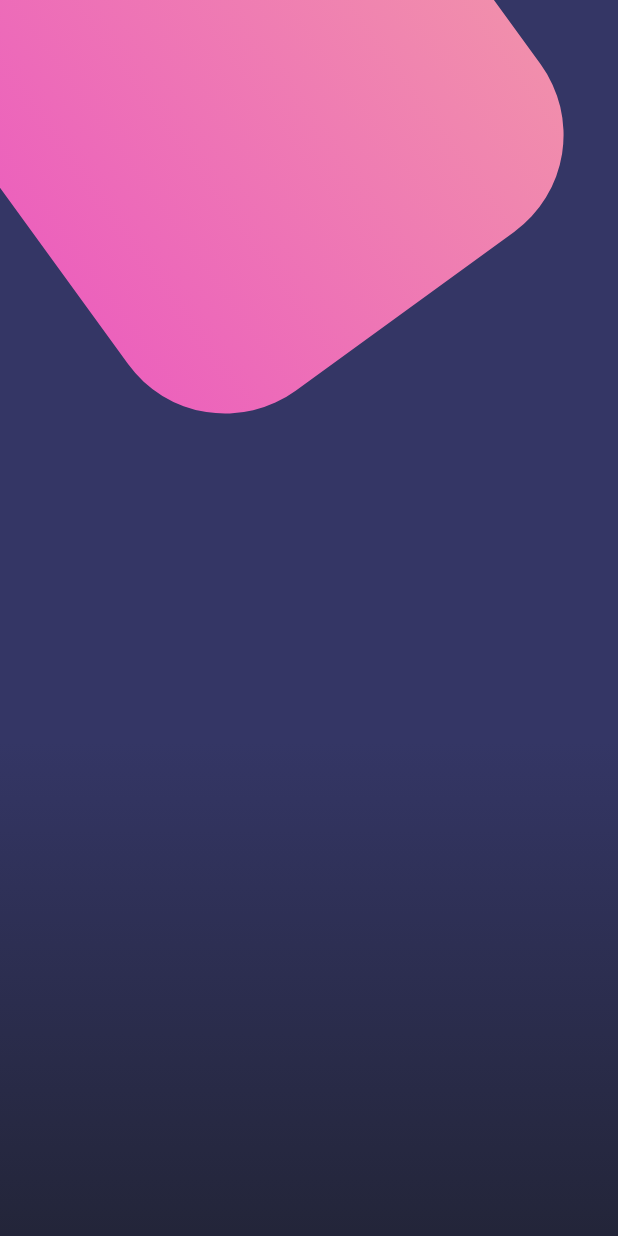
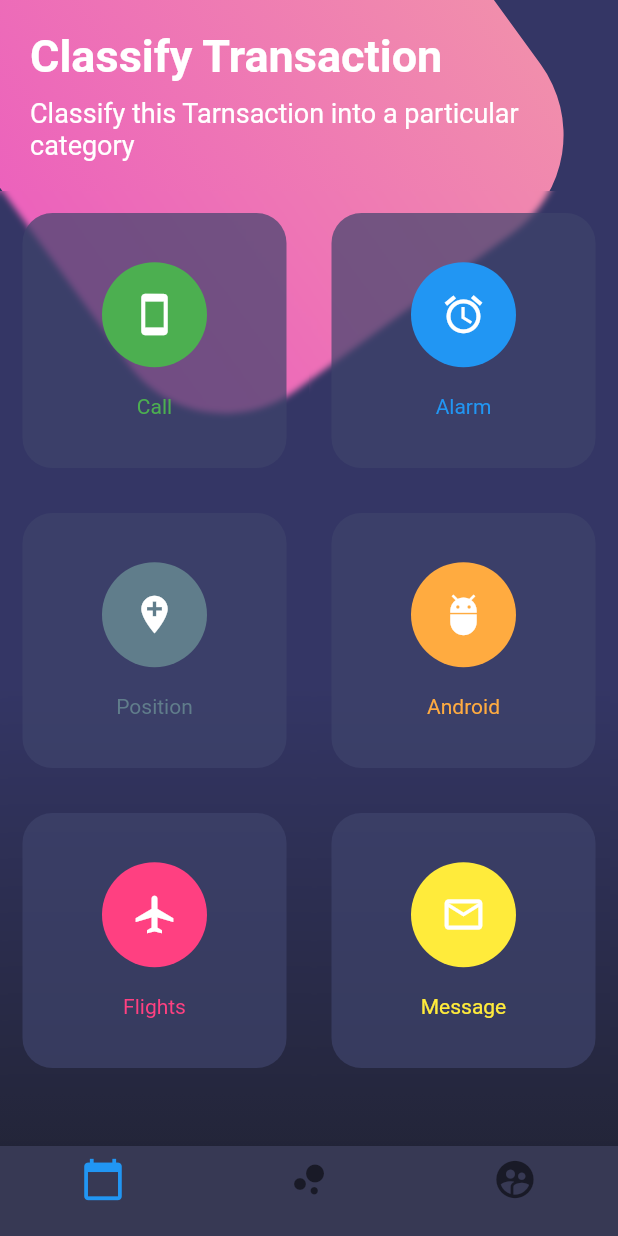
Before and after one commit to 19AlexOrtegaRosas97/dise-os, a Flutter app: the Botonespage screen opened by its route, on a phone screen of 412 x 824 dp. Run offline on Flutter 3.47's test engine with Material 2 defaults, Android fonts, the phone set to English and light mode, and no system bars; network calls fail.

Commit message:
Finish Diseños app
13-05-2020

```diff
--- a/lib/main.dart
+++ b/lib/main.dart
@@ -8,10 +8,11 @@ void main() => runApp(MyApp());
 class MyApp extends StatelessWidget {
   @override
   Widget build(BuildContext context) {
+
     return MaterialApp(
       debugShowCheckedModeBanner: false,
       title: 'Diseños',
-      initialRoute: 'botones',
+      initialRoute: 'scroll',
       routes: {
         'basico' : (BuildContext context) => BasicoPage(),
         'scroll' : (BuildContext context) => ScrollPage(),
--- a/lib/src/pages/botones_page.dart
+++ b/lib/src/pages/botones_page.dart
@@ -1,22 +1,30 @@
 import 'dart:math';
+import 'dart:ui';
 
 import 'package:flutter/material.dart';
 
 class Botonespage extends StatelessWidget {
-
   @override
   Widget build(BuildContext context) {
     return Scaffold(
       body: Stack(
         children: <Widget>[
           _fondoApp(),
+          SingleChildScrollView(
+            child: Column(
+              children: <Widget>[
+                _titulos(),
+                _botonesRedondeados(),
               ],
             ),
+          ),
+        ],
+      ),
+      bottomNavigationBar: _bottomNavigationBar(context),
     );
   }
 
-  Widget _fondoApp(){
-
+  Widget _fondoApp() {
     final gradiente = Container(
       width: double.infinity,
       height: double.infinity,
@@ -27,8 +35,7 @@ class Botonespage extends StatelessWidget {
             colors: [
               Color.fromRGBO(52, 54, 101, 1.0),
               Color.fromRGBO(35, 37, 57, 1.0)
-          ]
-        ),
+            ]),
       ),
     );
 
@@ -39,12 +46,10 @@ class Botonespage extends StatelessWidget {
         width: 340.0,
         decoration: BoxDecoration(
           borderRadius: BorderRadius.circular(80.0),
-        gradient: LinearGradient(
-          colors: [
+          gradient: LinearGradient(colors: [
             Color.fromRGBO(236, 98, 188, 1.0),
             Color.fromRGBO(241, 142, 172, 1.0),
-          ]
-        ),
+          ]),
         ),
       ),
     );
@@ -59,4 +64,110 @@ class Botonespage extends StatelessWidget {
       ],
     );
   }
+
+  Widget _titulos() {
+    return SafeArea(
+      child: Container(
+        padding: EdgeInsets.all(20.0),
+        child: Column(
+          crossAxisAlignment: CrossAxisAlignment.start,
+          children: <Widget>[
+            Text(
+              'Classify Transaction',
+              style: TextStyle(
+                  color: Colors.white,
+                  fontSize: 30.0,
+                  fontWeight: FontWeight.bold),
+            ),
+            SizedBox(
+              height: 10.0,
+            ),
+            Text(
+              'Classify this Tarnsaction into a particular category',
+              style: TextStyle(color: Colors.white, fontSize: 18.0),
+            ),
+          ],
+        ),
+      ),
+    );
   }
+
+  Widget _bottomNavigationBar(BuildContext context) {
+    return Theme(
+      data: Theme.of(context).copyWith(
+        canvasColor: Color.fromRGBO(55, 57, 84, 1.0),
+        primaryColor: Colors.pinkAccent,
+        textTheme: Theme.of(context).textTheme.copyWith(caption: TextStyle(color: Color.fromRGBO(116, 117, 152, 1.0)))
+      ),
+      child: BottomNavigationBar(
+          items: <BottomNavigationBarItem>[
+            BottomNavigationBarItem(
+              icon: Icon(Icons.calendar_today,size: 30.0,),
+              title: Container(),
+            ),
+            BottomNavigationBarItem(
+              icon: Icon(Icons.bubble_chart,size: 30.0,),
+              title: Container(),
+            ),
+            BottomNavigationBarItem(
+              icon: Icon(Icons.supervised_user_circle,size: 30.0,),
+              title: Container(),
+            ),
+          ]),
+    );
+  }
+
+  Widget _botonesRedondeados() {
+    return Table(
+      children: [
+        TableRow(
+          children: [
+            _crearBotonRedondeado(Colors.green,Icons.stay_current_portrait,'Call'),
+            _crearBotonRedondeado(Colors.blue,Icons.access_alarms,'Alarm')
+          ]
+        ),
+        TableRow(
+          children: [
+            _crearBotonRedondeado(Colors.blueGrey,Icons.add_location,'Position'),
+            _crearBotonRedondeado(Colors.orangeAccent,Icons.adb,'Android')
+          ]
+        ),
+        TableRow(
+          children: [
+            _crearBotonRedondeado(Colors.pinkAccent,Icons.airplanemode_active,'Flights'),
+            _crearBotonRedondeado(Colors.yellow,Icons.mail_outline,'Message')
+          ]
+        ),
+      ],
+    );
+  }
+
+  Widget _crearBotonRedondeado(Color color, IconData icono, String texto){
+    return ClipRect(
+      child: BackdropFilter(
+        filter: ImageFilter.blur(sigmaX: 2.0,sigmaY: 2.0),
+        child: Container(
+          height: 170.0,
+          margin: EdgeInsets.all(15.0),
+          decoration: BoxDecoration(
+            color: Color.fromRGBO(62, 67, 107, 0.70),
+            borderRadius: BorderRadius.circular(20.0),
+          ),
+          child: Column(
+            mainAxisAlignment: MainAxisAlignment.spaceAround,
+            children: <Widget>[
+              SizedBox(height: 5.0,),
+              CircleAvatar(
+                radius: 35.0,
+                backgroundColor: color,
+                child: Icon(icono, color: Colors.white,size: 30.0,),
+              ),
+              Text(texto,style: TextStyle(color: color),),
+              SizedBox(height: 5.0,),
+            ],
+          ),
+        ),
+      ),
+    );
+  }
+}
```
Also changed, not shown: lib/src/pages/scroll_page.dart (+28 -8 lines), pubspec.lock. Lines whose indentation alone changed are shown as unchanged.
